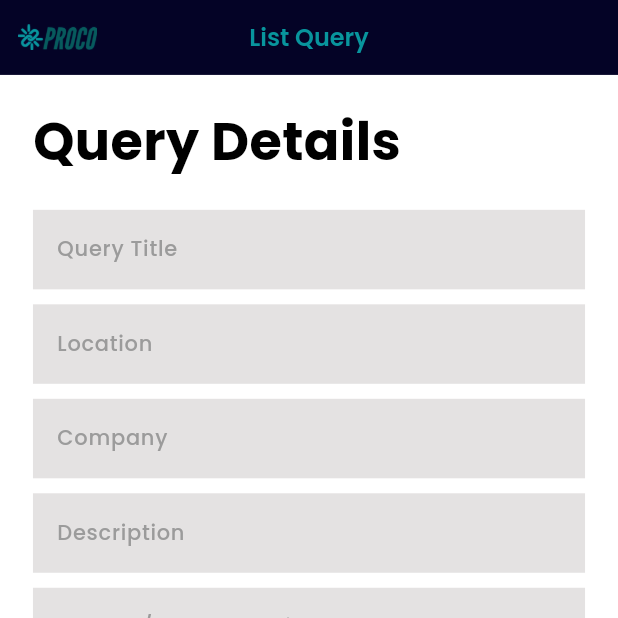
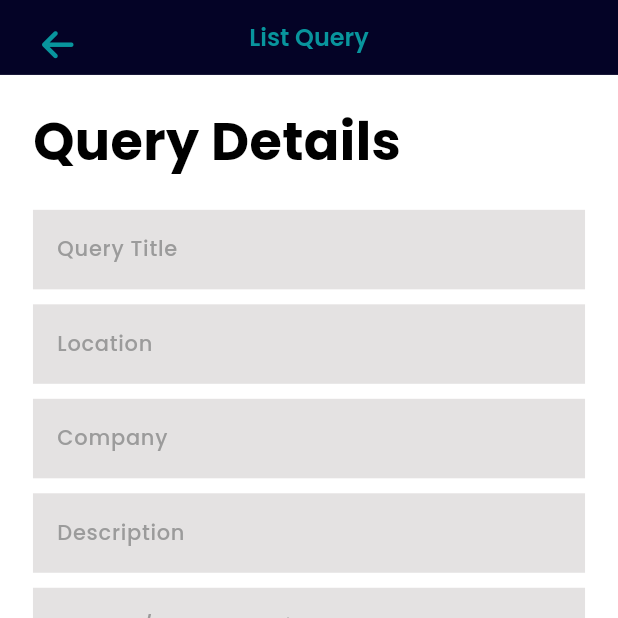
Before and after one commit to HemilKothari/proco_frontend, a Flutter app: the AddJobPage screen opened directly, on a phone screen of 412 x 824 dp, the top half of it. Run offline on Flutter 3.47's test engine with Material 3 defaults, Android fonts, the phone set to English and light mode, and no system bars; our stand-ins replace cached_network_image, firebase_core, firebase_storage, flutter_animate, flutter_card_swiper, flutter_chat_bubble and 11 more; accounts and stored records are empty.

Commit message:
Back button fix on 2 pages

```diff
--- a/lib/views/ui/jobs/add_job.dart
+++ b/lib/views/ui/jobs/add_job.dart
@@ -2,6 +2,7 @@ import 'dart:convert';
 
 import 'package:flutter/material.dart';
 import 'package:flutter_screenutil/flutter_screenutil.dart';
+import 'package:flutter_vector_icons/flutter_vector_icons.dart';
 import 'package:jobhub_v1/constants/app_constants.dart';
 import 'package:jobhub_v1/controllers/exports.dart';
 import 'package:jobhub_v1/models/request/jobs/create_job.dart';
@@ -34,7 +35,9 @@ class _AddJobPageState extends State<AddJobPage> {
   // final requirementsController = TextEditingController();
   final periodController = TextEditingController();
   // List to hold multiple requirements controllers
-  List<TextEditingController> requirementsControllers = [TextEditingController()];
+  List<TextEditingController> requirementsControllers = [
+    TextEditingController()
+  ];
   bool isHiring = true;
 
   @override
@@ -117,8 +120,16 @@ class _AddJobPageState extends State<AddJobPage> {
         child: CustomAppBar(
           text: 'List Query',
           child: Padding(
-            padding: EdgeInsets.all(12.0.h),
-            child: const DrawerWidget(),
+            padding: EdgeInsets.all(10.0.h),
+            child: IconButton(
+              icon: const Icon(
+                FontAwesome.arrow_left,
+                color: Color(0xFF08959D),
+              ),
+              onPressed: () {
+                Navigator.pop(context);
+              },
+            ),
           ),
         ),
       ),
@@ -166,7 +177,6 @@ class _AddJobPageState extends State<AddJobPage> {
                         }
                       },
                     ),
-
                     const HeightSpacer(size: 10),
                     CustomTextField(
                       controller: companyController,
@@ -316,12 +326,11 @@ class _AddJobPageState extends State<AddJobPage> {
                           contract: contractController.text,
                           requirements: requirementsList,
                           imageUrl: imageUrlController.text,
-                          agentId: userId?? '',
+                          agentId: userId ?? '',
                         );
                         // JobsNotifier.createJob(jobData);
                         // print('Job Data: ${jsonEncode(jobData.toJson())}');
                         JobsNotifier.createJob(jobData);
-
                       },
                       text: 'List Query',
                     ),
--- a/lib/views/ui/jobs/matched_users.dart
+++ b/lib/views/ui/jobs/matched_users.dart
@@ -110,11 +110,7 @@ class _MatchedUsersState extends State<MatchedUsers> {
                 color: Color(0xFF08959D),
               ),
               onPressed: () {
-                Navigator.push(
-                  context,
-                  MaterialPageRoute(
-                      builder: (context) => const JobListingPage()),
-                );
+                Navigator.pop(context);
               },
             ),
           ),
--- a/lib/views/ui/jobs/user_job_page.dart
+++ b/lib/views/ui/jobs/user_job_page.dart
@@ -264,8 +264,8 @@ class JobCard extends StatelessWidget {
             const SizedBox(height: 4),
             GestureDetector(
               child: Image.network(job.imageUrl),
-              onTap: () => {
-                setCurrentJobId(job.id),
+              onTap: () async => {
+                await setCurrentJobId(job.id),
                 Navigator.push(
                   context,
                   MaterialPageRoute(builder: (context) => const MatchedUsers()),
```
Lines whose indentation alone changed are shown as unchanged.
